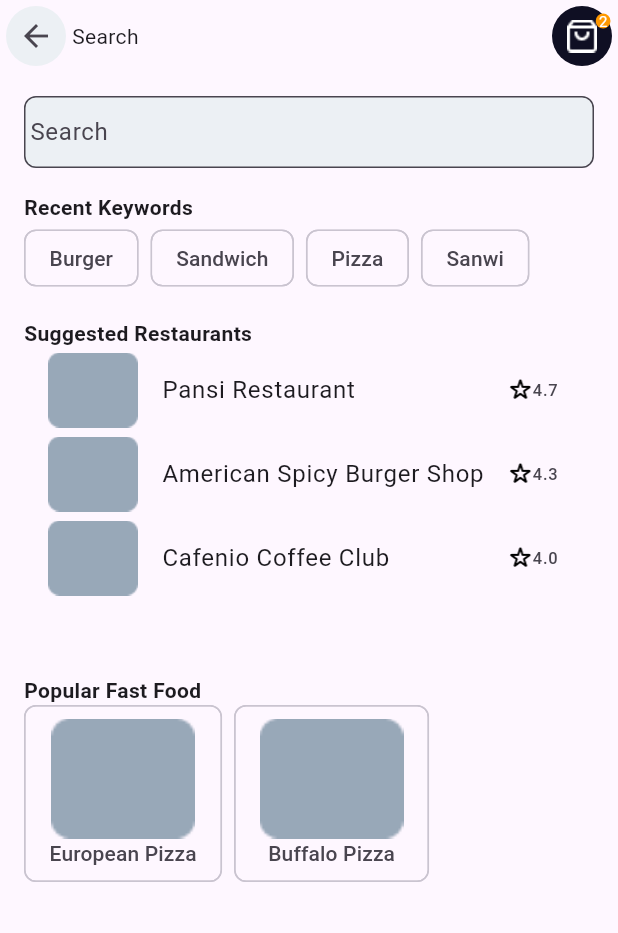
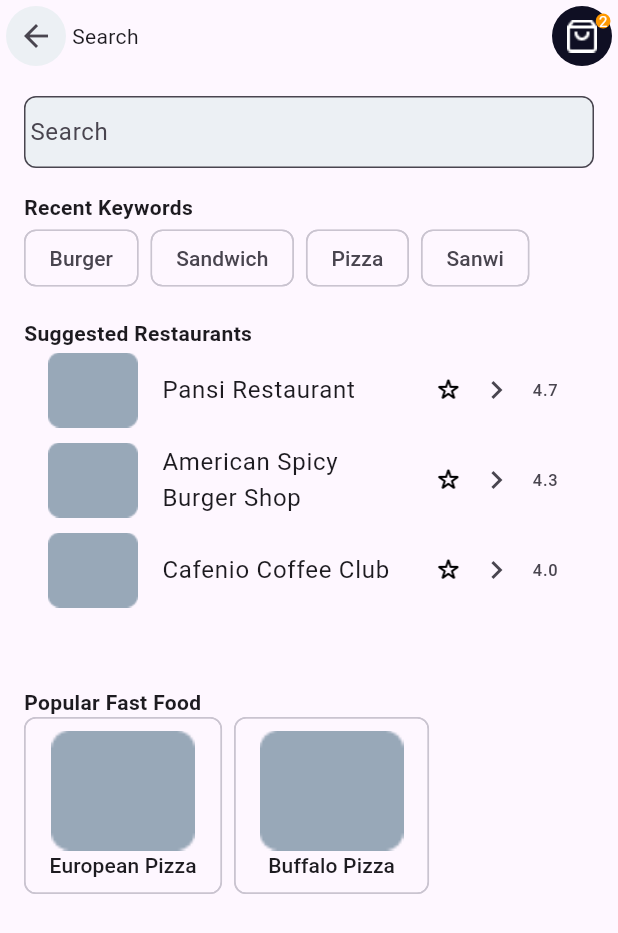
Before and after one commit to ivanMosquedaFTP/figmaChallenge, a Flutter app: the SearchScreen screen opened by its route, on a phone screen of 412 x 824 dp. Shown: the top 933 px of the screen. Run offline on Flutter 3.47's test engine with Material 3 defaults, Android fonts, the phone set to English and light mode, and no system bars.

Commit message:
chore, added routing all throughout the app

```diff
--- a/lib/main.dart
+++ b/lib/main.dart
@@ -22,6 +22,7 @@ class MyApp extends StatelessWidget {
         "/search": (context) => SearchScreen(),
       },
       home: LoginScreen(),
+      // home: RestaurantViewScreen(),
     );
   }
 }
--- a/lib/screens/login_screen.dart
+++ b/lib/screens/login_screen.dart
@@ -113,7 +113,8 @@ class _LoginScreenState extends State<LoginScreen> {
                             ],
                           ),
                           ElevatedButton(
-                            onPressed: () {},
+                            onPressed: () =>
+                                Navigator.pushNamed(context, "/search"),
                             style: ElevatedButton.styleFrom(
                               backgroundColor: Colors.orange,
                             ),
--- a/lib/screens/search_screen.dart
+++ b/lib/screens/search_screen.dart
@@ -112,6 +112,11 @@ class _SearchScreenState extends State<SearchScreen> {
                         mainAxisSize: MainAxisSize.min,
                         children: [
                           Image.asset('assets/star.png', height: 16),
+                          IconButton(
+                            onPressed: () =>
+                                Navigator.pushNamed(context, "/itemDetails"),
+                            icon: Icon(Icons.chevron_right_sharp),
+                          ),
                           Text(rest['rating'].toString()),
                         ],
                       ),
@@ -126,7 +131,9 @@ class _SearchScreenState extends State<SearchScreen> {
                     spacing: 8.0,
                     children: popularFastFood
                         .map(
-                          (food) => Chip(
+                          (food) => ActionChip(
+                            onPressed: () =>
+                                Navigator.pushNamed(context, "/restaurantView"),
                             label: Row(
                               mainAxisSize: MainAxisSize.min,
                               children: [
```
